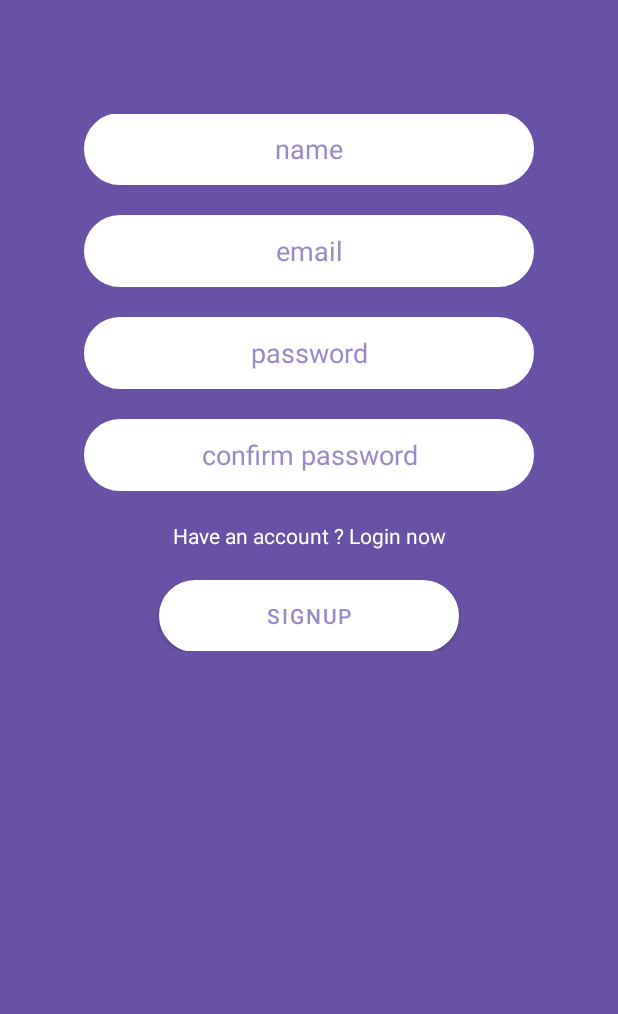
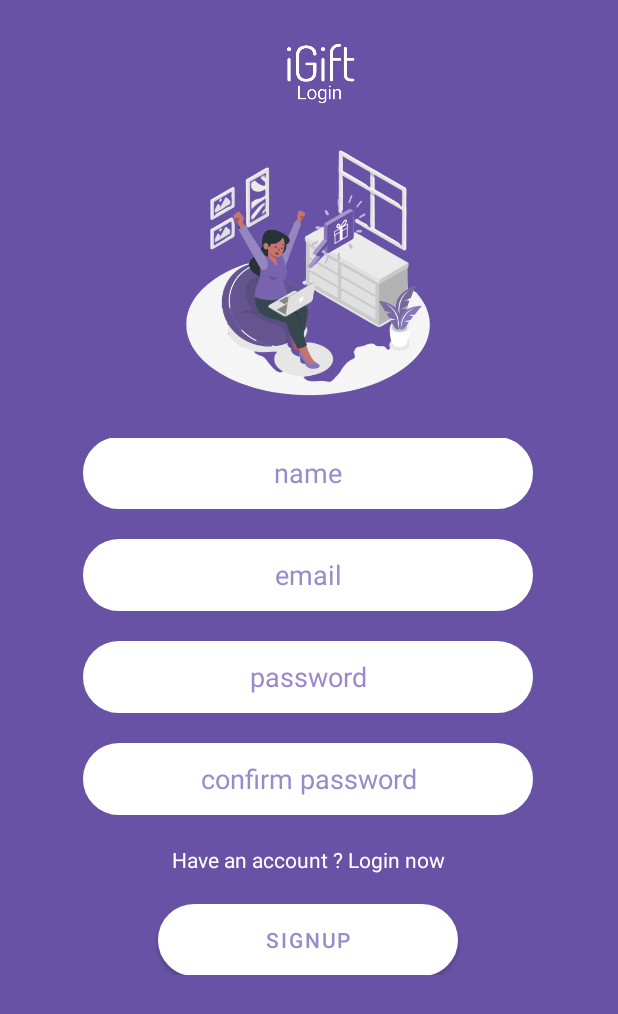
Before and after one commit to malvarezg1/iGift, an Android app: the screen it shows after launch (SignupActivity), on a phone screen of 412 x 824 dp. Shown: the top 1014 px of the screen. Run offline under Robolectric (Android 15) with nearby library versions, the phone set to English and light mode, and no system bars; our stand-ins replace Firebase (no records; nobody signed in at launch, a user with empty details on screens opened directly); Roboto replaces fonts that are not available here.

Commit message:
signup funcionando

```diff
--- a/iGift/app/src/main/java/com/example/igift/SignupActivity.kt
+++ b/iGift/app/src/main/java/com/example/igift/SignupActivity.kt
@@ -5,6 +5,7 @@ import androidx.appcompat.app.AppCompatActivity
 import android.os.Bundle
 import android.widget.Button
 import android.widget.EditText
+import android.widget.TextView
 import androidx.appcompat.app.AlertDialog
 import com.google.firebase.auth.FirebaseAuth
 
@@ -15,6 +16,9 @@ class SignupActivity : AppCompatActivity() {
 
         //Register
         register()
+
+        //Login
+        login()
     }
 
     private fun register(){
@@ -55,11 +59,36 @@ class SignupActivity : AppCompatActivity() {
         dialog.show()
     }
 
+    // En caso de que se haya registrado correctamente mostrar el home de la app
     private fun showHome(email: String, provider: ProviderType){
+        val builder = AlertDialog.Builder(this)
+        builder.setTitle("Registro Realizado")
+        builder.setMessage("Se ha registrado correctamente con el email: $email")
+        val dialog: AlertDialog = builder.create()
+        dialog.show()
+
         val homeIntent = Intent(this, MainActivity::class.java).apply {
+
             putExtra("email", email)
             putExtra("provider", provider.name)
         }
+        Thread.sleep(5_000)
         startActivity(homeIntent)
     }
+
+    //En caso de que desee hacer log in en vez de registrarse
+    private fun login(){
+        var loginTextView = findViewById<TextView>(R.id.loginTextView)
+        loginTextView.setOnClickListener{
+            val loginIntent = Intent(this, AuthActivity::class.java).apply {
+            }
+            startActivity(loginIntent)
+        }
+
+    }
+
+
+
+
+
 }
--- a/iGift/app/src/main/res/layout/activity_signup.xml
+++ b/iGift/app/src/main/res/layout/activity_signup.xml
@@ -8,16 +8,44 @@
     android:background="@color/royal_purple"
     tools:context=".SignupActivity">
 
+    <ImageView
+        android:id="@+id/imageView7"
+        android:layout_width="350dp"
+        android:layout_height="60dp"
+        android:layout_marginStart="34dp"
+        android:layout_marginTop="16dp"
+        android:layout_marginEnd="29dp"
+        app:layout_constraintEnd_toEndOf="parent"
+        app:layout_constraintStart_toStartOf="parent"
+        app:layout_constraintTop_toTopOf="parent"
+        app:srcCompat="@drawable/logo" />
+
+    <ImageView
+        android:id="@+id/imageView8"
+        android:layout_width="0dp"
+        android:layout_height="180dp"
+        android:layout_marginStart="78dp"
+        android:layout_marginTop="15dp"
+        android:layout_marginEnd="79dp"
+        android:layout_marginBottom="21dp"
+        app:layout_constraintBottom_toTopOf="@+id/linearLayout"
+        app:layout_constraintEnd_toEndOf="parent"
+        app:layout_constraintHorizontal_bias="0.0"
+        app:layout_constraintStart_toStartOf="parent"
+        app:layout_constraintTop_toBottomOf="@+id/imageView7"
+        app:srcCompat="@drawable/login" />
+
     <LinearLayout
         android:id="@+id/linearLayout"
         android:layout_width="300dp"
         android:layout_height="358dp"
         android:layout_marginStart="55dp"
-        android:layout_marginTop="76dp"
+        android:layout_marginTop="292dp"
         android:layout_marginEnd="56dp"
         android:gravity="center"
         android:orientation="vertical"
         app:layout_constraintEnd_toEndOf="parent"
+        app:layout_constraintHorizontal_bias="0.0"
         app:layout_constraintStart_toStartOf="parent"
         app:layout_constraintTop_toTopOf="parent">
 
@@ -85,7 +113,7 @@
             android:layout_height="20dp" />
 
         <TextView
-            android:id="@+id/textView"
+            android:id="@+id/loginTextView"
             android:layout_width="match_parent"
             android:layout_height="wrap_content"
             android:text="Have an account ? Login now"
```
Also changed, not shown: iGift/app/src/main/res/layout/activity_auth.xml (+9 -2 lines), iGift/app/src/main/res/drawable/signup.png.
